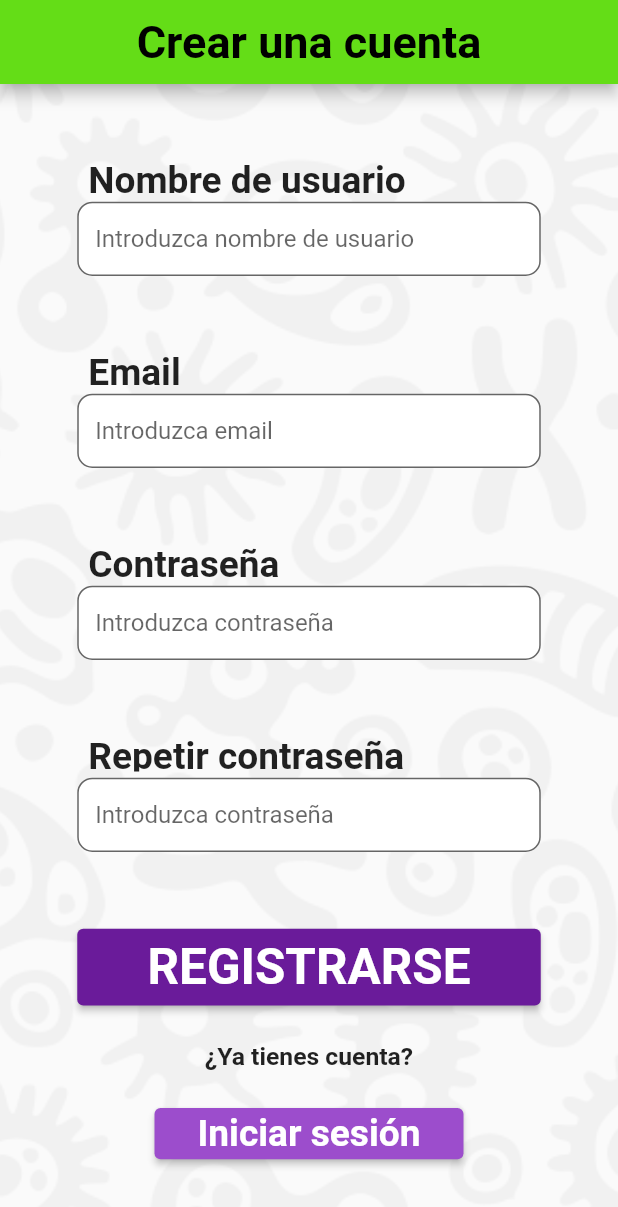
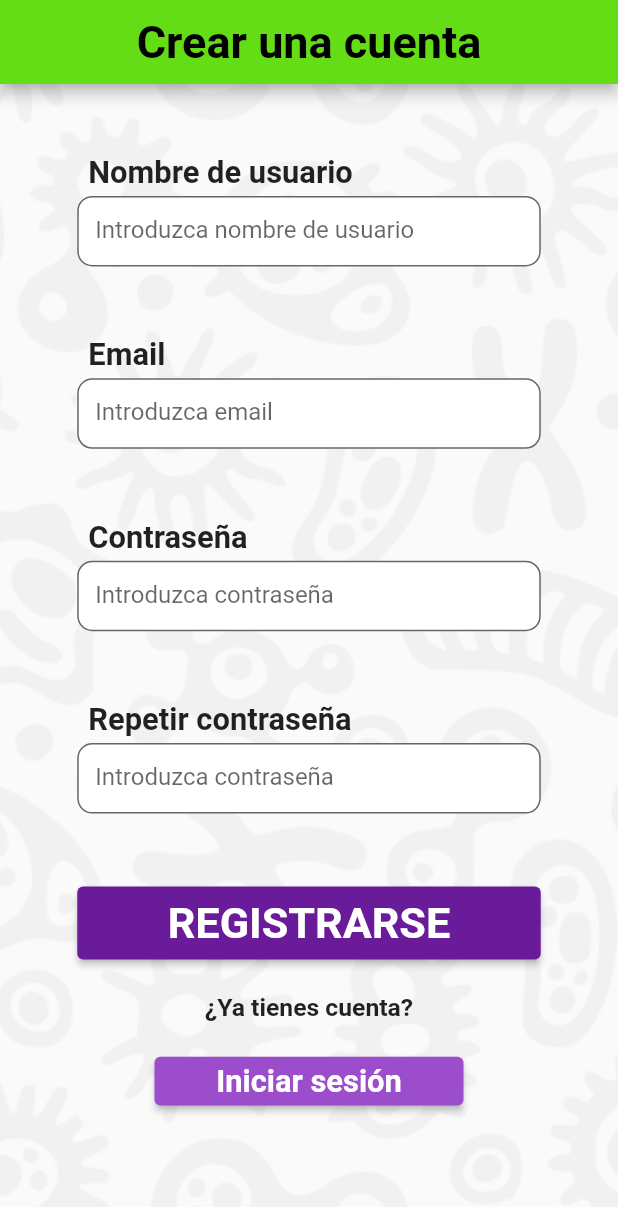
Before and after one commit to UNIZAR-30226-2021-07/app, a Flutter app: the screen it shows after launch, after a tap on "Crear una cuenta", on a phone screen of 412 x 824 dp. Shown: the top 1207 px of the screen. Run offline on Flutter 3.47's test engine with Material 2 defaults, Android fonts, the phone set to English and light mode, and no system bars; our stand-ins replace shared_preferences, socket_io_client; missing offline and left inert: clipboard; accounts and stored records are empty; network calls fail.

Commit message:
Bugs de login, registro, chat y menu

```diff
--- a/lib/autentificacion/login.dart
+++ b/lib/autentificacion/login.dart
@@ -53,7 +53,7 @@ class _LoginState extends State<Login> {
           child: SingleChildScrollView(
             child: ConstrainedBox(
               constraints: BoxConstraints(
-                maxHeight: MediaQuery.of(context).size.height - AppBar().preferredSize.height,
+                maxHeight: (MediaQuery.of(context).size.height - AppBar().preferredSize.height)*0.95,
               ),
               child: Column(
                 children: <Widget>[
@@ -236,7 +236,7 @@ class _LoginState extends State<Login> {
                                                         child: Text(
                                                           "INICIAR SESIÓN",
                                                           style: TextStyle(
-                                                              fontWeight: FontWeight.bold, fontSize: screenHeight * 0.04),
+                                                              fontWeight: FontWeight.bold, fontSize: screenWidth* 0.07),
                                                         )
                                                     )
                                                     ),
@@ -293,7 +293,7 @@ class _LoginState extends State<Login> {
                                                       "Crear una cuenta",
                                                       textAlign: TextAlign.center,
                                                       style: TextStyle(
-                                                          fontWeight: FontWeight.bold, fontSize: screenHeight * 0.03),
+                                                          fontWeight: FontWeight.bold, fontSize: screenWidth* 0.05),
                                                     )
                                                 )
                                             ),
--- a/lib/autentificacion/signup.dart
+++ b/lib/autentificacion/signup.dart
@@ -50,7 +50,7 @@ class _SignupState extends State<Signup> {
           child: SingleChildScrollView(
             child: ConstrainedBox(
               constraints: BoxConstraints(
-                maxHeight: MediaQuery.of(context).size.height - AppBar().preferredSize.height,
+                maxHeight: (MediaQuery.of(context).size.height - AppBar().preferredSize.height)*0.95,
               ),
               child: Column(
                 mainAxisSize: MainAxisSize.min,
@@ -82,7 +82,7 @@ class _SignupState extends State<Signup> {
                                               child: Text(
                                                 'Nombre de usuario',
                                                 style:
-                                                TextStyle(fontWeight: FontWeight.bold, fontSize: screenHeight * 0.03),
+                                                TextStyle(fontWeight: FontWeight.bold, fontSize: screenWidth* 0.05),
                                               ),
                                             ),
                                           ],
@@ -149,7 +149,7 @@ class _SignupState extends State<Signup> {
                                               child: Text(
                                                 'Email',
                                                 style:
-                                                TextStyle(fontWeight: FontWeight.bold, fontSize: screenHeight * 0.03),
+                                                TextStyle(fontWeight: FontWeight.bold, fontSize: screenWidth* 0.05),
                                               ),
                                             ),
                                           ],
@@ -214,7 +214,7 @@ class _SignupState extends State<Signup> {
                                         child: Text(
                                           'Contraseña',
                                           style:
-                                          TextStyle(fontWeight: FontWeight.bold, fontSize: screenHeight * 0.03),
+                                          TextStyle(fontWeight: FontWeight.bold, fontSize: screenWidth* 0.05),
                                         ),
                                       ),
                                     ],
@@ -280,7 +280,7 @@ class _SignupState extends State<Signup> {
                                         child: Text(
                                           'Repetir contraseña',
                                           style:
-                                          TextStyle(fontWeight: FontWeight.bold, fontSize: screenHeight * 0.03),
+                                          TextStyle(fontWeight: FontWeight.bold, fontSize: screenWidth* 0.05),
                                         ),
                                       ),
                                     ],
@@ -383,7 +383,7 @@ class _SignupState extends State<Signup> {
                                                         child: Text(
                                                           "REGISTRARSE",
                                                           style: TextStyle(
-                                                              fontWeight: FontWeight.bold, fontSize: screenHeight * 0.04),
+                                                              fontWeight: FontWeight.bold, fontSize: screenWidth * 0.07),
                                                         )
                                                     )
                                                 ),
@@ -441,7 +441,7 @@ class _SignupState extends State<Signup> {
                                                         child: Text(
                                                           "Iniciar sesión",
                                                           style: TextStyle(
-                                                              fontWeight: FontWeight.bold, fontSize: screenHeight * 0.03),
+                                                              fontWeight: FontWeight.bold, fontSize: screenWidth* 0.05),
                                                         )
                                                     )
                                                 ),
--- a/lib/chat/chat.dart
+++ b/lib/chat/chat.dart
@@ -169,7 +169,9 @@ class _ChatScreenState extends State<ChatScreen> {
                 ),
               ),
 
-            IconButton(
+            Container(
+              margin: EdgeInsets.only(bottom: 15),
+              child: IconButton(
                 icon: Icon(Icons.send),
                 iconSize: MediaQuery.of(context).size.width * 0.075,
                 color: blackWords,
@@ -179,6 +181,7 @@ class _ChatScreenState extends State<ChatScreen> {
                     }
                     messageToSend.text = '';
                   }
+              ),
             ),
           ],
         ),
--- a/lib/main.dart
+++ b/lib/main.dart
@@ -1,5 +1,4 @@
 import 'package:flutter/material.dart';
-import 'package:shared_preferences/shared_preferences.dart';
 import 'package:gatovidapp/autentificacion/signup.dart';
 import 'package:gatovidapp/autentificacion/login.dart';
 import 'package:gatovidapp/perfil/profile.dart';
--- a/lib/services/profile_modify.dart
+++ b/lib/services/profile_modify.dart
@@ -1,6 +1,5 @@
 import 'package:http/http.dart' as http;
 import 'package:gatovidapp/services/models.dart';
-import 'package:gatovidapp/services/auth.dart';
 import 'dart:async';
 import 'dart:convert';
 
--- a/lib/services/profile_stadistics.dart
+++ b/lib/services/profile_stadistics.dart
@@ -1,6 +1,5 @@
 import 'package:http/http.dart' as http;
 import 'package:gatovidapp/services/models.dart';
-import 'package:gatovidapp/services/auth.dart';
 import 'dart:async';
 import 'dart:convert';
 
--- a/lib/services/websockets.dart
+++ b/lib/services/websockets.dart
@@ -1,4 +1,3 @@
-import 'package:flutter/cupertino.dart';
 import 'package:gatovidapp/services/models.dart';
 import 'package:socket_io_client/socket_io_client.dart';
 
```
Also changed, not shown: lib/partidas/menu.dart (+7 -7 lines). Lines whose indentation alone changed are shown as unchanged.
